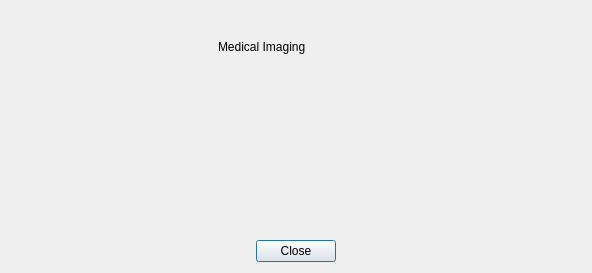
AlizaMedicalImaging/AlizaMS, file alizams/GUI/aboutwidget.ui: the form before one commit.
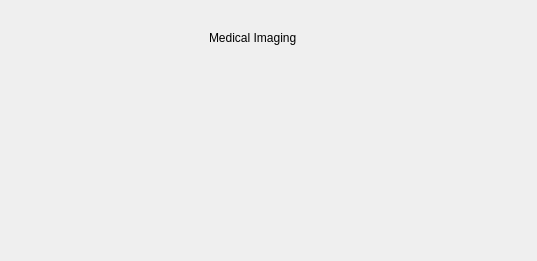
The form after the commit. Icons and pictures are not drawn.

The edit to the form file:
```diff
--- a/alizams/GUI/aboutwidget.ui
+++ b/alizams/GUI/aboutwidget.ui
@@ -1,24 +1,22 @@
 <?xml version="1.0" encoding="UTF-8"?>
 <ui version="4.0">
  <class>AboutWidget</class>
- <widget class="QDialog" name="AboutWidget">
+ <widget class="QWidget" name="AboutWidget">
+  <property name="windowModality">
+   <enum>Qt::WindowModal</enum>
+  </property>
   <property name="geometry">
    <rect>
     <x>0</x>
     <y>0</y>
-    <width>592</width>
-    <height>273</height>
+    <width>537</width>
+    <height>261</height>
    </rect>
   </property>
   <property name="windowTitle">
    <string>About</string>
   </property>
-  <layout class="QVBoxLayout" name="verticalLayout_2">
-   <item>
-    <layout class="QHBoxLayout" name="horizontalLayout_2">
-     <property name="spacing">
-      <number>6</number>
-     </property>
+  <layout class="QHBoxLayout" name="horizontalLayout">
      <item>
       <widget class="QLabel" name="image_label">
        <property name="sizePolicy">
@@ -71,6 +69,9 @@
         <enum>QFrame::Plain</enum>
        </property>
        <layout class="QVBoxLayout" name="verticalLayout">
+      <property name="margin">
+       <number>0</number>
+      </property>
         <item>
          <widget class="QLabel" name="link_label">
           <property name="sizePolicy">
@@ -142,54 +143,6 @@
       </widget>
      </item>
     </layout>
-   </item>
-   <item>
-    <layout class="QHBoxLayout" name="horizontalLayout_3">
-     <property name="spacing">
-      <number>0</number>
-     </property>
-     <item>
-      <widget class="QLabel" name="label_4">
-       <property name="sizePolicy">
-        <sizepolicy hsizetype="Expanding" vsizetype="Preferred">
-         <horstretch>0</horstretch>
-         <verstretch>0</verstretch>
-        </sizepolicy>
-       </property>
-       <property name="text">
-        <string/>
-       </property>
-       <property name="textFormat">
-        <enum>Qt::PlainText</enum>
-       </property>
-      </widget>
-     </item>
-     <item>
-      <widget class="QPushButton" name="close_pushButton">
-       <property name="text">
-        <string>Close</string>
-       </property>
-      </widget>
-     </item>
-     <item>
-      <widget class="QLabel" name="label_5">
-       <property name="sizePolicy">
-        <sizepolicy hsizetype="Expanding" vsizetype="Preferred">
-         <horstretch>0</horstretch>
-         <verstretch>0</verstretch>
-        </sizepolicy>
-       </property>
-       <property name="text">
-        <string/>
-       </property>
-       <property name="textFormat">
-        <enum>Qt::PlainText</enum>
-       </property>
-      </widget>
-     </item>
-    </layout>
-   </item>
-  </layout>
  </widget>
  <resources>
   <include location="../alizams.qrc"/>
```
Left out of the diff: 20 changed lines with no effect on the pictures. Lines whose indentation alone changed are shown as unchanged.
